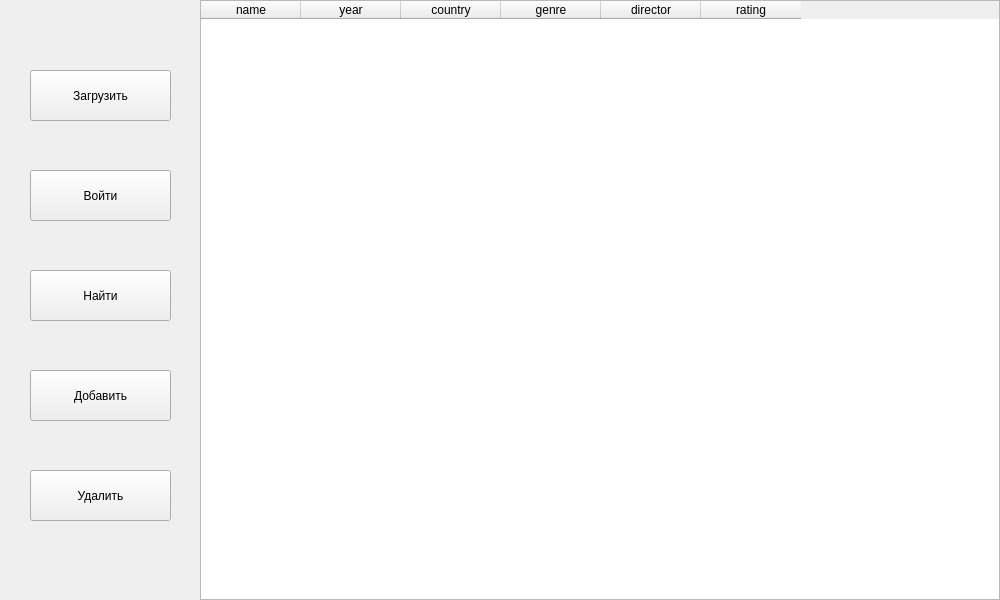
Qt form main_window.ui (Surrender2k/PyQt6_kinopoisk) before a commit.
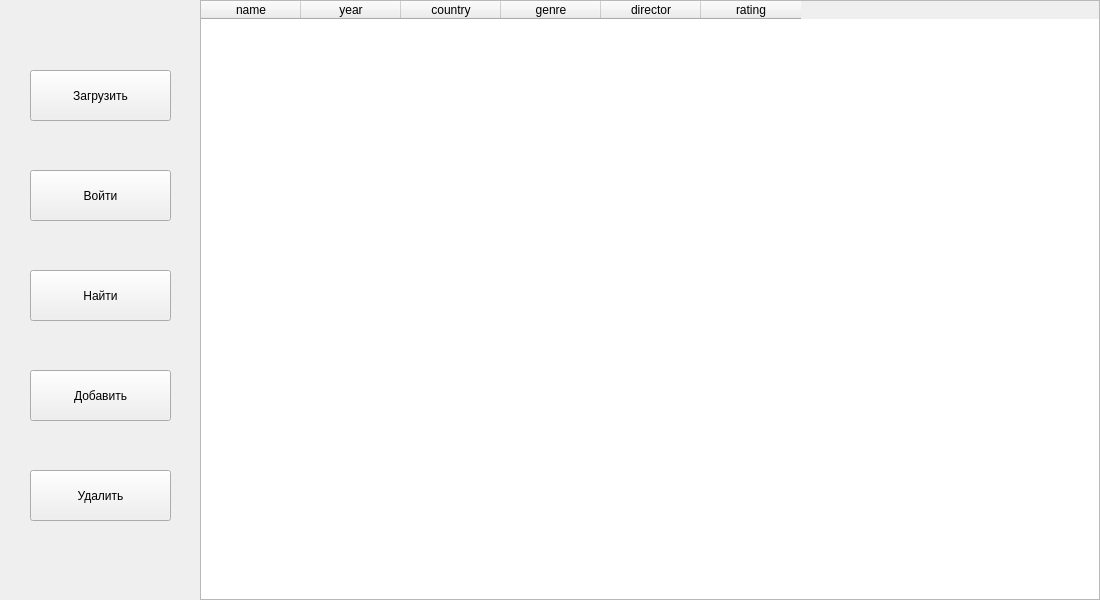
The same form after that commit.

```diff
--- a/main_window.ui
+++ b/main_window.ui
@@ -6,19 +6,19 @@
    <rect>
     <x>0</x>
     <y>0</y>
-    <width>1000</width>
+    <width>1100</width>
     <height>600</height>
    </rect>
   </property>
   <property name="minimumSize">
    <size>
-    <width>1000</width>
+    <width>1100</width>
     <height>600</height>
    </size>
   </property>
   <property name="maximumSize">
    <size>
-    <width>1000</width>
+    <width>1100</width>
     <height>600</height>
    </size>
   </property>
@@ -30,10 +30,13 @@
     <rect>
      <x>200</x>
      <y>0</y>
-     <width>800</width>
+     <width>900</width>
      <height>600</height>
     </rect>
    </property>
+   <property name="sizeAdjustPolicy">
+    <enum>QAbstractScrollArea::AdjustIgnored</enum>
+   </property>
    <column>
     <property name="text">
      <string>name</string>
```
